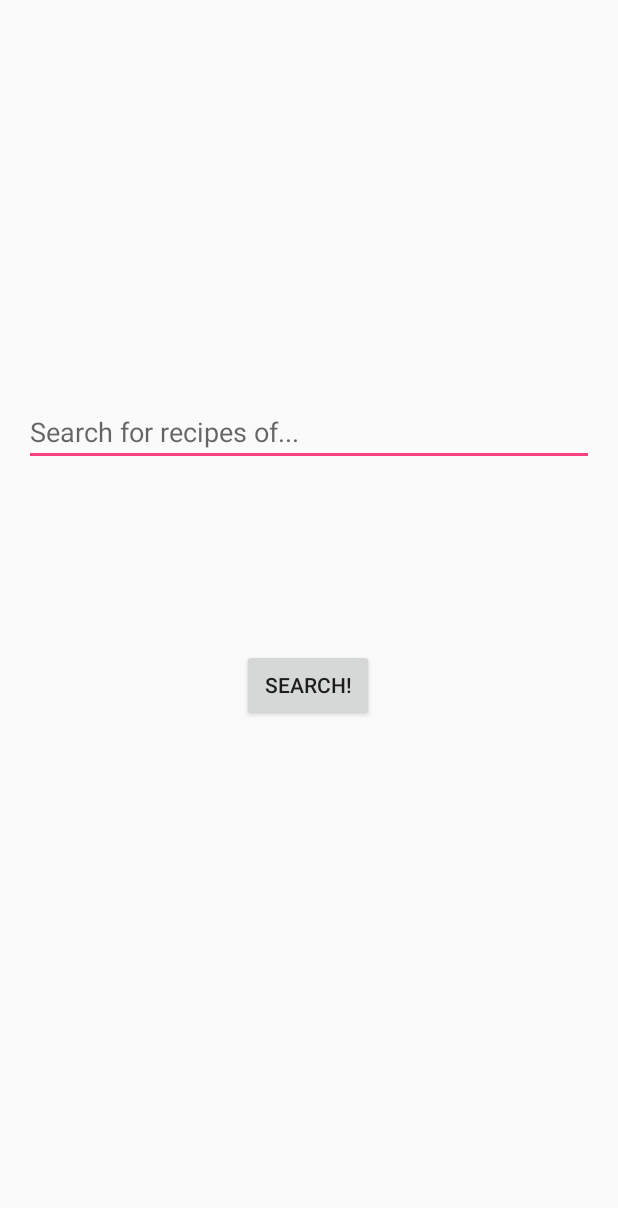
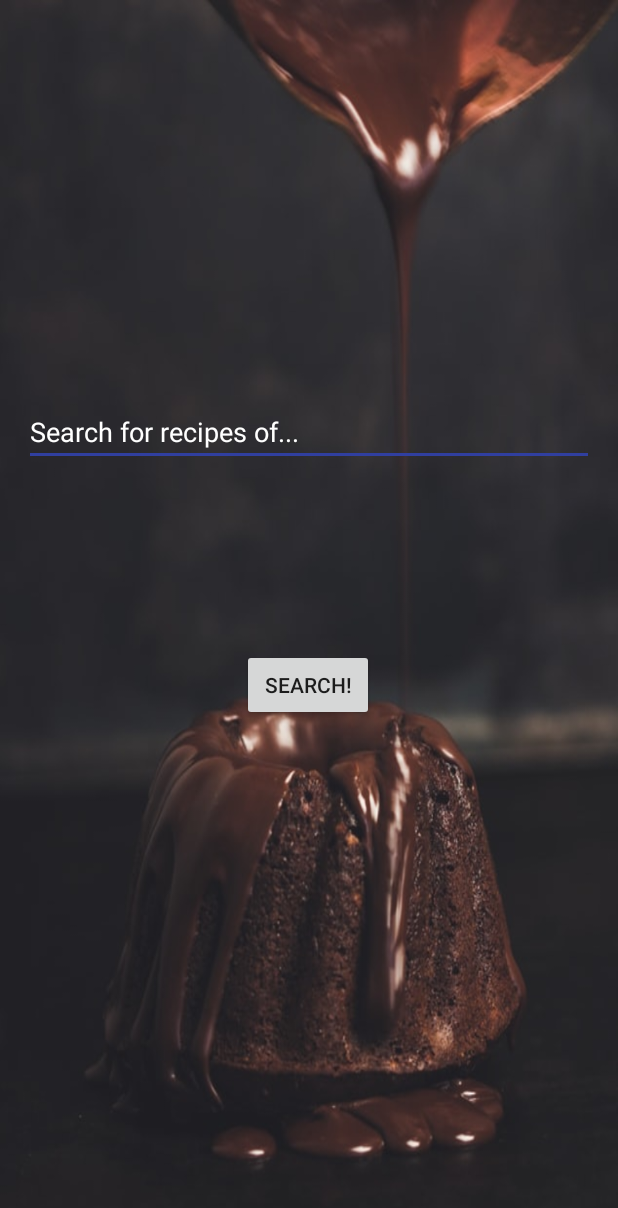
Before and after one commit to henrywong1/MyRecipeApp, an Android app: the screen it shows after launch (MainActivity), on a phone screen of 412 x 824 dp. Shown: the top 1208 px of the screen. Run offline under Robolectric (Android 15) with nearby library versions, the phone set to English and light mode, and no system bars.

Commit message:
Added progressbar and new background image, and small UI changes

```diff
--- a/app/src/main/res/layout/activity_main.xml
+++ b/app/src/main/res/layout/activity_main.xml
@@ -4,6 +4,7 @@
     xmlns:tools="http://schemas.android.com/tools"
     android:layout_width="match_parent"
     android:layout_height="match_parent"
+    android:background="@drawable/food1"
     tools:context="com.example.henry.myrecipeapp.MainActivity">
 
     <EditText
@@ -17,6 +18,8 @@
         android:ems="10"
         android:hint="Search for recipes of..."
         android:inputType="textPersonName"
+        android:textColor="@android:color/background_light"
+        android:textColorHint="@android:color/background_light"
         app:layout_constraintBottom_toBottomOf="parent"
         app:layout_constraintEnd_toEndOf="parent"
         app:layout_constraintHorizontal_bias="1.0"
@@ -38,4 +41,18 @@
         app:layout_constraintStart_toStartOf="parent"
         app:layout_constraintTop_toBottomOf="@+id/searchEditText"
         app:layout_constraintVertical_bias="0.0" />
+
+    <ProgressBar
+        android:id="@+id/progressBar"
+        android:layout_width="wrap_content"
+        android:layout_height="wrap_content"
+        android:layout_marginBottom="38dp"
+        android:layout_marginEnd="182dp"
+        android:layout_marginStart="181dp"
+        android:layout_marginTop="36dp"
+        android:visibility="invisible"
+        app:layout_constraintBottom_toTopOf="@+id/searchButton"
+        app:layout_constraintEnd_toEndOf="parent"
+        app:layout_constraintStart_toStartOf="parent"
+        app:layout_constraintTop_toBottomOf="@+id/searchEditText" />
 </android.support.constraint.ConstraintLayout>
--- a/app/src/main/res/layout/customlistlayout.xml
+++ b/app/src/main/res/layout/customlistlayout.xml
@@ -3,7 +3,8 @@
     xmlns:app="http://schemas.android.com/apk/res-auto"
     xmlns:tools="http://schemas.android.com/tools"
     android:layout_width="match_parent"
-    android:layout_height="match_parent">
+    android:layout_height="match_parent"
+    android:background="#30cfd0 ">
 
 
     <ImageView
--- a/app/src/main/res/values/colors.xml
+++ b/app/src/main/res/values/colors.xml
@@ -1,6 +1,6 @@
 <?xml version="1.0" encoding="utf-8"?>
 <resources>
-    <color name="colorPrimary">#3F51B5</color>
+    <color name="colorPrimary">#000000</color>
     <color name="colorPrimaryDark">#303F9F</color>
     <color name="colorAccent">#FF4081</color>
 </resources>
--- a/app/src/main/res/values/styles.xml
+++ b/app/src/main/res/values/styles.xml
@@ -5,7 +5,8 @@
         <!-- Customize your theme here. -->
         <item name="colorPrimary">@color/colorPrimary</item>
         <item name="colorPrimaryDark">@color/colorPrimaryDark</item>
-        <item name="colorAccent">@color/colorAccent</item>
+        <item name="colorAccent">@color/colorPrimaryDark</item>
+        <item name="android:statusBarColor">@android:color/black</item>
     </style>
 
 </resources>
```
Also changed, not shown: app/src/main/java/com/example/henry/myrecipeapp/MainActivity.java (+16 -2 lines), app/src/main/res/drawable/food1.png (added).
